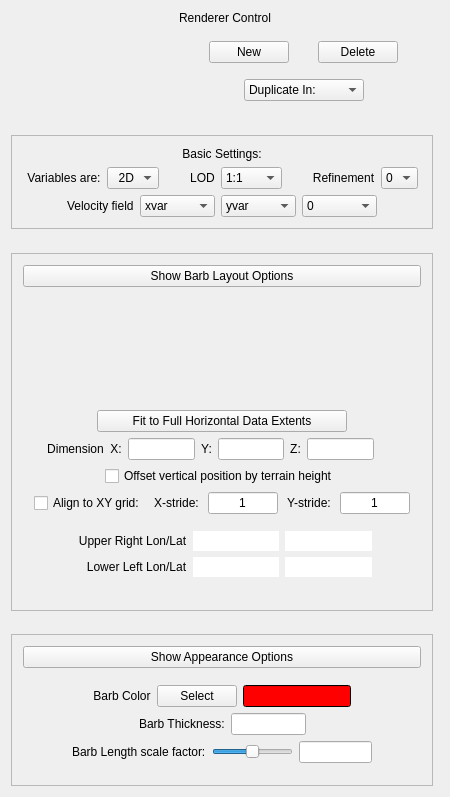
Old version of the form apps/vaporgui/guis/ui/arrow.ui in the repository yyr/vapor.
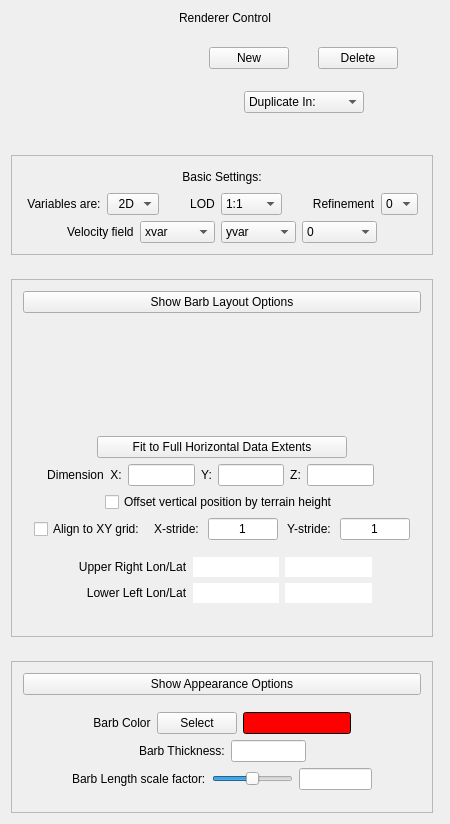
New version of the form. Custom widgets are drawn as their Qt base class.

```diff
--- a/apps/vaporgui/guis/ui/arrow.ui
+++ b/apps/vaporgui/guis/ui/arrow.ui
@@ -7,7 +7,7 @@
     <x>0</x>
     <y>0</y>
     <width>450</width>
-    <height>797</height>
+    <height>824</height>
    </rect>
   </property>
   <property name="sizePolicy">
@@ -64,7 +64,7 @@
          <property name="minimumSize">
           <size>
            <width>150</width>
-           <height>80</height>
+           <height>100</height>
           </size>
          </property>
          <property name="toolTip">
@@ -252,6 +252,12 @@
          <layout class="QVBoxLayout" name="verticalLayout_4">
           <item>
            <widget class="QLabel" name="textLabel1_3">
+            <property name="minimumSize">
+             <size>
+              <width>0</width>
+              <height>20</height>
+             </size>
+            </property>
             <property name="text">
              <string>Basic Settings:</string>
             </property>
@@ -283,6 +289,12 @@
             </item>
             <item>
              <widget class="QLabel" name="label_8">
+              <property name="minimumSize">
+               <size>
+                <width>0</width>
+                <height>20</height>
+               </size>
+              </property>
               <property name="text">
                <string>Variables are:</string>
               </property>
@@ -293,6 +305,12 @@
             </item>
             <item>
              <widget class="QComboBox" name="variableDimCombo">
+              <property name="minimumSize">
+               <size>
+                <width>0</width>
+                <height>20</height>
+               </size>
+              </property>
               <property name="toolTip">
                <string>Specify whether the field variables are 2 or 3 dimensional</string>
               </property>
@@ -323,6 +341,12 @@
             </item>
             <item>
              <widget class="QLabel" name="label">
+              <property name="minimumSize">
+               <size>
+                <width>0</width>
+                <height>20</height>
+               </size>
+              </property>
               <property name="text">
                <string>LOD</string>
               </property>
@@ -333,6 +357,12 @@
             </item>
             <item>
              <widget class="QComboBox" name="lodCombo">
+              <property name="minimumSize">
+               <size>
+                <width>0</width>
+                <height>20</height>
+               </size>
+              </property>
               <property name="toolTip">
                <string>Specify the approximation level for the data being visualized</string>
               </property>
@@ -366,6 +396,12 @@
             </item>
             <item>
              <widget class="QLabel" name="textLabel1_9">
+              <property name="minimumSize">
+               <size>
+                <width>0</width>
+                <height>20</height>
+               </size>
+              </property>
               <property name="text">
                <string>Refinement</string>
               </property>
@@ -379,6 +415,12 @@
             </item>
             <item>
              <widget class="QComboBox" name="refinementCombo">
+              <property name="minimumSize">
+               <size>
+                <width>0</width>
+                <height>20</height>
+               </size>
+              </property>
               <property name="toolTip">
                <string>Specify the refinement level (resolution) of the data being visualized</string>
               </property>
@@ -450,6 +492,12 @@
             </item>
             <item>
              <widget class="QLabel" name="label_2">
+              <property name="minimumSize">
+               <size>
+                <width>0</width>
+                <height>20</height>
+               </size>
+              </property>
               <property name="text">
                <string>Velocity field</string>
               </property>
@@ -460,7 +508,7 @@
               <property name="minimumSize">
                <size>
                 <width>75</width>
-                <height>0</height>
+                <height>20</height>
                </size>
               </property>
               <property name="toolTip">
@@ -485,7 +533,7 @@
               <property name="minimumSize">
                <size>
                 <width>75</width>
-                <height>0</height>
+                <height>20</height>
                </size>
               </property>
               <property name="toolTip">
@@ -510,7 +558,7 @@
               <property name="minimumSize">
                <size>
                 <width>75</width>
-                <height>0</height>
+                <height>20</height>
                </size>
               </property>
               <property name="toolTip">
```
